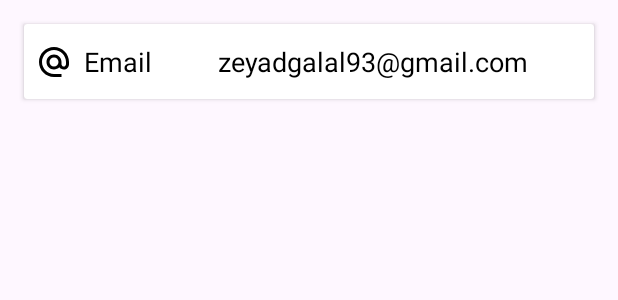
After one commit to ZeyadAbdullah679/depi-android-projects, an Android app: the layout email_card.xml on its own in the app's theme, with its tools: preview values and no code run, on a phone screen of 412 x 824 dp. The commit adds this screen. Shown: the top 300 px of the screen. Run offline under Robolectric (Android 15) with nearby library versions, the phone set to English and light mode, and no system bars.

Commit message:
add cards and icons

```diff
--- /dev/null
+++ b/profile-screen/app/src/main/res/drawable/baseline_alternate_email_24.xml
@@ -0,0 +1,5 @@
+<vector xmlns:android="http://schemas.android.com/apk/res/android" android:height="24dp" android:tint="#000000" android:viewportHeight="24" android:viewportWidth="24" android:width="24dp">
+
+    <path android:fillColor="@android:color/white" android:pathData="M12,2C6.48,2 2,6.48 2,12s4.48,10 10,10h5v-2h-5c-4.34,0 -8,-3.66 -8,-8s3.66,-8 8,-8 8,3.66 8,8v1.43c0,0.79 -0.71,1.57 -1.5,1.57s-1.5,-0.78 -1.5,-1.57L17,12c0,-2.76 -2.24,-5 -5,-5s-5,2.24 -5,5 2.24,5 5,5c1.38,0 2.64,-0.56 3.54,-1.47 0.65,0.89 1.77,1.47 2.96,1.47 1.97,0 3.5,-1.6 3.5,-3.57L22,12c0,-5.52 -4.48,-10 -10,-10zM12,15c-1.66,0 -3,-1.34 -3,-3s1.34,-3 3,-3 3,1.34 3,3 -1.34,3 -3,3z"/>
+
+</vector>
--- /dev/null
+++ b/profile-screen/app/src/main/res/drawable/baseline_cake_24.xml
@@ -0,0 +1,5 @@
+<vector xmlns:android="http://schemas.android.com/apk/res/android" android:height="24dp" android:tint="#000000" android:viewportHeight="24" android:viewportWidth="24" android:width="24dp">
+
+    <path android:fillColor="@android:color/white" android:pathData="M12,6c1.11,0 2,-0.9 2,-2 0,-0.38 -0.1,-0.73 -0.29,-1.03L12,0l-1.71,2.97c-0.19,0.3 -0.29,0.65 -0.29,1.03 0,1.1 0.9,2 2,2zM16.6,15.99l-1.07,-1.07 -1.08,1.07c-1.3,1.3 -3.58,1.31 -4.89,0l-1.07,-1.07 -1.09,1.07C6.75,16.64 5.88,17 4.96,17c-0.73,0 -1.4,-0.23 -1.96,-0.61L3,21c0,0.55 0.45,1 1,1h16c0.55,0 1,-0.45 1,-1v-4.61c-0.56,0.38 -1.23,0.61 -1.96,0.61 -0.92,0 -1.79,-0.36 -2.44,-1.01zM18,9h-5L13,7h-2v2L6,9c-1.66,0 -3,1.34 -3,3v1.54c0,1.08 0.88,1.96 1.96,1.96 0.52,0 1.02,-0.2 1.38,-0.57l2.14,-2.13 2.13,2.13c0.74,0.74 2.03,0.74 2.77,0l2.14,-2.13 2.13,2.13c0.37,0.37 0.86,0.57 1.38,0.57 1.08,0 1.96,-0.88 1.96,-1.96L20.99,12C21,10.34 19.66,9 18,9z"/>
+
+</vector>
--- /dev/null
+++ b/profile-screen/app/src/main/res/drawable/baseline_work_24.xml
@@ -0,0 +1,5 @@
+<vector xmlns:android="http://schemas.android.com/apk/res/android" android:height="24dp" android:tint="#000000" android:viewportHeight="24" android:viewportWidth="24" android:width="24dp">
+
+    <path android:fillColor="@android:color/white" android:pathData="M20,6h-4L16,4c0,-1.11 -0.89,-2 -2,-2h-4c-1.11,0 -2,0.89 -2,2v2L4,6c-1.11,0 -1.99,0.89 -1.99,2L2,19c0,1.11 0.89,2 2,2h16c1.11,0 2,-0.89 2,-2L22,8c0,-1.11 -0.89,-2 -2,-2zM14,6h-4L10,4h4v2z"/>
+
+</vector>
--- /dev/null
+++ b/profile-screen/app/src/main/res/layout/email_card.xml
@@ -0,0 +1,58 @@
+<?xml version="1.0" encoding="utf-8"?>
+<androidx.cardview.widget.CardView
+    android:id="@+id/email_card"
+    android:layout_width="match_parent"
+    android:layout_height="50dp"
+    android:layout_margin="@dimen/_16dp"
+    app:layout_constraintEnd_toEndOf="parent"
+    app:layout_constraintStart_toStartOf="parent"
+    app:layout_constraintTop_toBottomOf="@+id/name_tv"
+    xmlns:android="http://schemas.android.com/apk/res/android"
+    xmlns:app="http://schemas.android.com/apk/res-auto">
+
+    <androidx.constraintlayout.widget.ConstraintLayout
+        android:layout_width="match_parent"
+        android:layout_height="match_parent">
+
+        <ImageView
+            android:id="@+id/email_icon"
+            android:layout_width="wrap_content"
+            android:layout_height="wrap_content"
+            android:layout_marginStart="@dimen/_8dp"
+            android:contentDescription="@string/email_icon"
+            android:src="@drawable/baseline_alternate_email_24"
+            app:layout_constraintBottom_toBottomOf="@+id/email_tv"
+            app:layout_constraintEnd_toStartOf="@id/email"
+            app:layout_constraintStart_toStartOf="parent"
+            app:layout_constraintTop_toTopOf="@+id/email_tv" />
+
+        <TextView
+            android:id="@+id/email"
+            android:layout_width="wrap_content"
+            android:layout_height="wrap_content"
+            android:layout_marginStart="@dimen/_8dp"
+            android:text="@string/email_textview"
+            android:textColor="@color/black"
+            android:textSize="18sp"
+            app:layout_constraintBottom_toBottomOf="@+id/email_tv"
+            app:layout_constraintStart_toEndOf="@id/email_icon"
+            app:layout_constraintTop_toTopOf="@+id/email_tv" />
+
+        <TextView
+            android:id="@+id/email_tv"
+            android:layout_width="wrap_content"
+            android:layout_height="wrap_content"
+            android:layout_marginHorizontal="@dimen/_16dp"
+            android:text="@string/email"
+            android:textColor="@color/black"
+            android:textSize="18sp"
+            app:layout_constraintBottom_toBottomOf="parent"
+            app:layout_constraintEnd_toEndOf="parent"
+            app:layout_constraintStart_toEndOf="@id/email"
+            app:layout_constraintTop_toTopOf="parent" />
+
+
+    </androidx.constraintlayout.widget.ConstraintLayout>
+
+
+</androidx.cardview.widget.CardView>
--- /dev/null
+++ b/profile-screen/app/src/main/res/values/dimens.xml
@@ -0,0 +1,6 @@
+<?xml version="1.0" encoding="utf-8"?>
+<resources>
+    <dimen name="_16dp">16dp</dimen>
+    <dimen name="_8dp">8dp</dimen>
+    <dimen name="_50dp">50dp</dimen>
+</resources>
```
Also changed, not shown: profile-screen/app/src/main/res/drawable/facebook.xml (deleted, +0 -20 lines), profile-screen/app/src/main/res/drawable/github.xml (deleted, +0 -9 lines), profile-screen/app/src/main/res/drawable/linkedin.xml (deleted, +0 -14 lines), profile-screen/app/src/main/res/layout/age_card.xml (added, +57 -0 lines), profile-screen/app/src/main/res/layout/job_card.xml (added, +57 -0 lines), profile-screen/app/src/main/res/values/strings.xml (+14 -0 lines), profile-screen/app/src/main/res/drawable/avatar.jpeg (added), profile-screen/app/src/main/res/drawable/facebook.png (added), profile-screen/app/src/main/res/drawable/github.png (added), profile-screen/app/src/main/res/drawable/linkedin.png (added).
